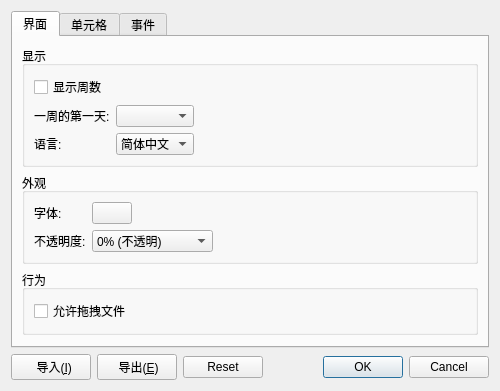
First picture: the form in forms/preferencedialog.ui, repository equation314/Calendar, before the edit.
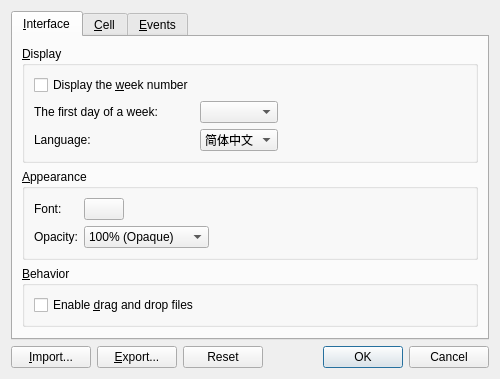
Second picture: the form after the edit.

Patch:
```diff
--- a/forms/preferencedialog.ui
+++ b/forms/preferencedialog.ui
@@ -11,7 +11,7 @@
    </rect>
   </property>
   <property name="windowTitle">
-   <string>偏好设置</string>
+   <string>Preference</string>
   </property>
   <layout class="QGridLayout" name="gridLayout_9">
    <item row="0" column="0" colspan="3">
@@ -21,7 +21,7 @@
      </property>
      <widget class="QWidget" name="tab_1">
       <attribute name="title">
-       <string>界面</string>
+       <string>&amp;Interface</string>
       </attribute>
       <layout class="QGridLayout" name="gridLayout_7">
        <item row="3" column="0">
@@ -40,13 +40,13 @@
        <item row="2" column="0">
         <widget class="QGroupBox" name="groupBox_2">
          <property name="title">
-          <string>行为</string>
+          <string>&amp;Behavior</string>
          </property>
          <layout class="QGridLayout" name="gridLayout_8">
           <item row="0" column="0">
            <widget class="QCheckBox" name="checkBox_dragDrop">
             <property name="text">
-             <string>允许拖拽文件</string>
+             <string>Enable &amp;drag and drop files</string>
             </property>
            </widget>
           </item>
@@ -56,7 +56,7 @@
        <item row="1" column="0">
         <widget class="QGroupBox" name="groupBox_1">
          <property name="title">
-          <string>外观</string>
+          <string>&amp;Appearance</string>
          </property>
          <layout class="QGridLayout" name="gridLayout_6">
           <item row="0" column="2" rowspan="2">
@@ -75,14 +75,14 @@
           <item row="1" column="0">
            <widget class="QLabel" name="label_5">
             <property name="text">
-             <string>不透明度:</string>
+             <string>Opacity:</string>
             </property>
            </widget>
           </item>
           <item row="0" column="0">
            <widget class="QLabel" name="label_8">
             <property name="text">
-             <string>字体:</string>
+             <string>Font:</string>
             </property>
            </widget>
           </item>
@@ -118,7 +118,7 @@
             </property>
             <item>
              <property name="text">
-              <string>0% (不透明)</string>
+              <string>100% (Opaque)</string>
              </property>
             </item>
             <item>
@@ -168,7 +168,7 @@
             </item>
             <item>
              <property name="text">
-              <string>100% (完全透明)</string>
+              <string>0% (Transparent)</string>
              </property>
             </item>
            </widget>
@@ -179,13 +179,13 @@
        <item row="0" column="0">
         <widget class="QGroupBox" name="groupBox_0">
          <property name="title">
-          <string>显示</string>
+          <string>&amp;Display</string>
          </property>
          <layout class="QGridLayout" name="gridLayout_5">
           <item row="1" column="0">
            <widget class="QLabel" name="label">
             <property name="text">
-             <string>一周的第一天:</string>
+             <string>The first day of a week:</string>
             </property>
            </widget>
           </item>
@@ -195,7 +195,7 @@
           <item row="2" column="0">
            <widget class="QLabel" name="label_7">
             <property name="text">
-             <string>语言:</string>
+             <string>Language:</string>
             </property>
            </widget>
           </item>
@@ -206,6 +206,11 @@
               <string>简体中文</string>
              </property>
             </item>
+            <item>
+             <property name="text">
+              <string>繁體中文</string>
+             </property>
+            </item>
             <item>
              <property name="text">
               <string>English</string>
@@ -229,7 +234,7 @@
           <item row="0" column="0">
            <widget class="QCheckBox" name="checkBox_showWeek">
             <property name="text">
-             <string>显示周数</string>
+             <string>Display the &amp;week number</string>
             </property>
            </widget>
           </item>
@@ -240,7 +245,7 @@
      </widget>
      <widget class="QWidget" name="tab_2">
       <attribute name="title">
-       <string>单元格</string>
+       <string>&amp;Cell</string>
       </attribute>
       <layout class="QGridLayout" name="gridLayout">
        <item row="1" column="0">
@@ -259,11 +264,17 @@
        <item row="0" column="0">
         <widget class="QGroupBox" name="groupBox_3">
          <property name="title">
-          <string>单元格</string>
+          <string>&amp;Cell</string>
          </property>
          <layout class="QGridLayout" name="gridLayout_3">
           <item row="0" column="1">
            <widget class="QComboBox" name="comboBox_cellSpace">
+            <property name="sizePolicy">
+             <sizepolicy hsizetype="Fixed" vsizetype="Fixed">
+              <horstretch>0</horstretch>
+              <verstretch>0</verstretch>
+             </sizepolicy>
+            </property>
             <item>
              <property name="text">
               <string>0</string>
@@ -319,14 +330,14 @@
           <item row="0" column="0">
            <widget class="QLabel" name="label_6">
             <property name="text">
-             <string>间隙:</string>
+             <string>Space:</string>
             </property>
            </widget>
           </item>
           <item row="1" column="0">
            <widget class="QLabel" name="label_2">
             <property name="text">
-             <string>颜色:</string>
+             <string>Color:</string>
             </property>
            </widget>
           </item>
@@ -369,7 +380,7 @@
      </widget>
      <widget class="QWidget" name="tab_3">
       <attribute name="title">
-       <string>事件</string>
+       <string>&amp;Events</string>
       </attribute>
       <layout class="QGridLayout" name="gridLayout_4">
        <item row="1" column="0">
@@ -388,7 +399,7 @@
        <item row="0" column="0">
         <widget class="QGroupBox" name="groupBox_4">
          <property name="title">
-          <string>事件</string>
+          <string>&amp;Events</string>
          </property>
          <layout class="QGridLayout" name="gridLayout_2">
           <item row="0" column="3" rowspan="3">
@@ -426,21 +437,21 @@
           <item row="1" column="0">
            <widget class="QLabel" name="label_3">
             <property name="text">
-             <string>普通事件颜色:</string>
+             <string>Normal events color:</string>
             </property>
            </widget>
           </item>
           <item row="2" column="0">
            <widget class="QLabel" name="label_4">
             <property name="text">
-             <string>重复事件颜色:</string>
+             <string>Recurrent events color:</string>
             </property>
            </widget>
           </item>
           <item row="0" column="0">
            <widget class="QLabel" name="label_9">
             <property name="text">
-             <string>字体:</string>
+             <string>Font:</string>
             </property>
            </widget>
           </item>
@@ -499,14 +510,14 @@
    <item row="2" column="0">
     <widget class="QPushButton" name="pushButton_import">
      <property name="text">
-      <string>  导入(&amp;I)</string>
+      <string>&amp;Import...</string>
      </property>
     </widget>
    </item>
    <item row="2" column="1">
     <widget class="QPushButton" name="pushButton_export">
      <property name="text">
-      <string> 导出(&amp;E)</string>
+      <string>&amp;Export...</string>
      </property>
     </widget>
    </item>
```
